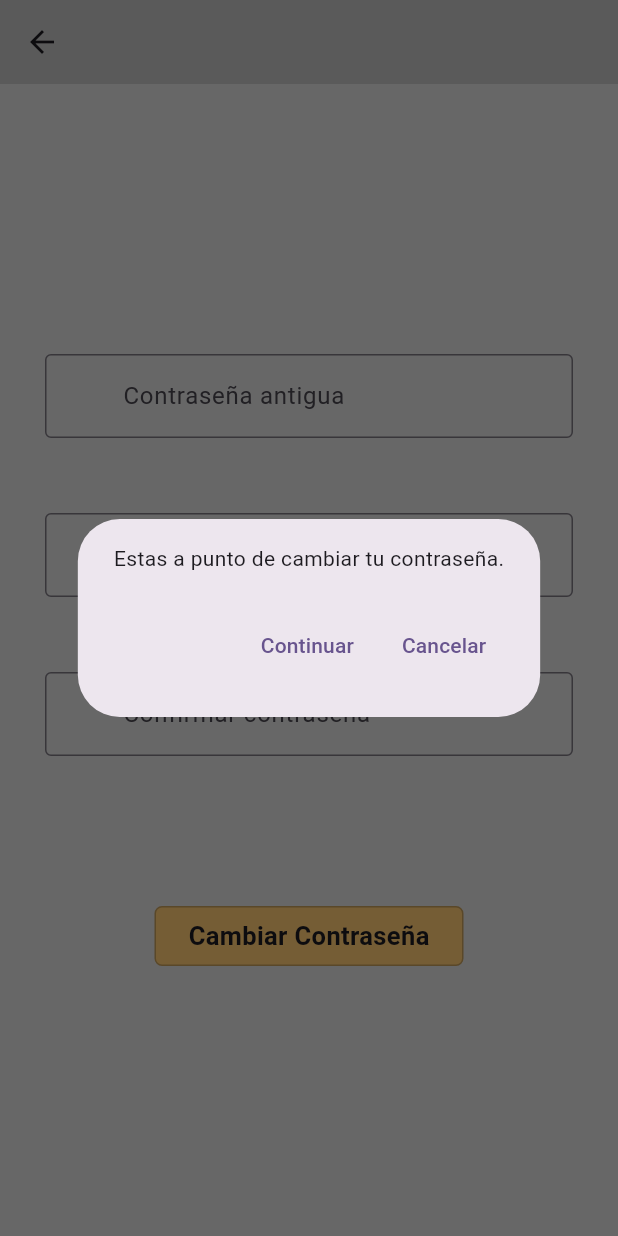
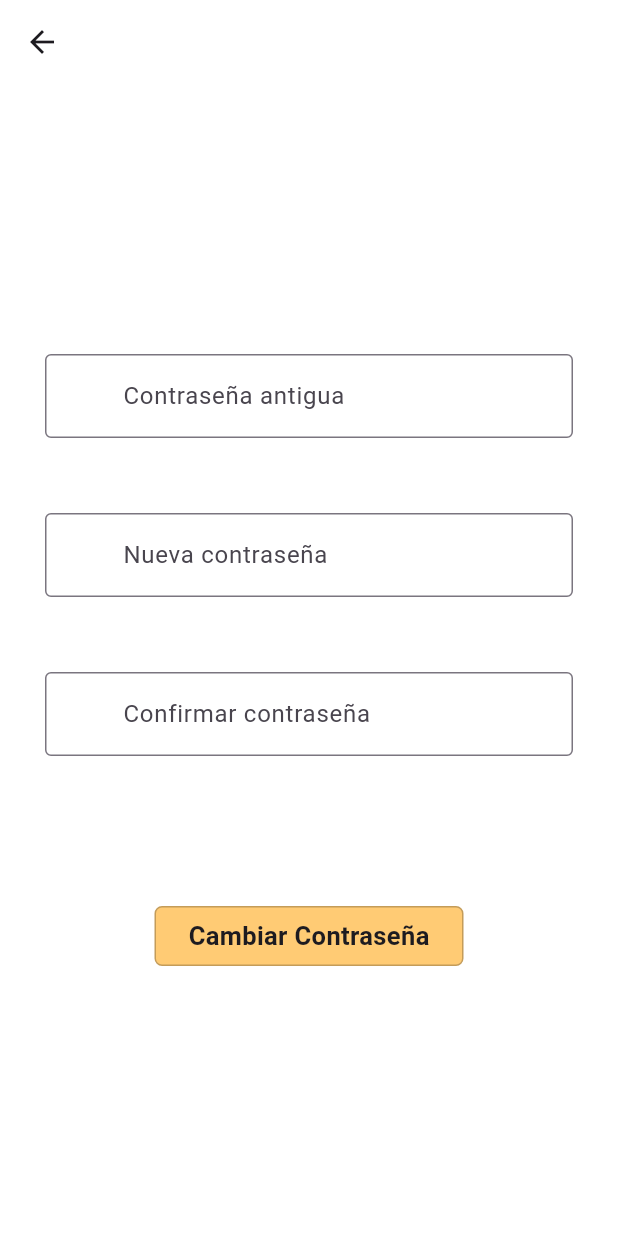
Before and after one commit to alexisollwell/lovelink, a Flutter app: the PasswordChange screen opened directly, after a tap on "Cambiar Contraseña", on a phone screen of 412 x 824 dp. Run offline on Flutter 3.47's test engine with Material 3 defaults, Android fonts, the phone set to English and light mode, and no system bars; our stand-ins replace flutter_card_swiper, flutter_carousel_widget, image_picker, readmore, salomon_bottom_bar, shared_preferences; accounts and stored records are empty; Roboto replaces fonts that are missing (Monse).

Commit message:
Colores y logica actualizada en PasswordChange para asemejar a Login

```diff
--- a/lib/views/MainPages/Config/PasswordChange.dart
+++ b/lib/views/MainPages/Config/PasswordChange.dart
@@ -12,8 +12,29 @@ class PasswordChange extends StatefulWidget {
 }
 
 class _PasswordChangeState extends State<PasswordChange> {
+  final TextEditingController oldPassword = TextEditingController();
+  final TextEditingController newPassword = TextEditingController();
+  final TextEditingController confirmPassword = TextEditingController();
 
   Future<void> ChangePass() async {
+
+    if(oldPassword.text.isEmpty){
+      print("No se declaro la contraseña actual");
+      return;
+    }
+    if(newPassword.text.isEmpty){
+      print("No hay nueva contra");
+      return;
+    }
+    if(confirmPassword.text.isEmpty){
+      print("Se falta la confirmación");
+      return;
+    }
+    if(newPassword.text != confirmPassword.text){
+      print("En veces la vida no es como uno quiere");
+      return;
+    }
+
     showDialog(
         context: context,
         builder: (context) {
@@ -49,31 +70,37 @@ class _PasswordChangeState extends State<PasswordChange> {
   Widget build(BuildContext context) {
     return Scaffold(
       appBar: AppBar(
-        backgroundColor: Colors.black12,
+        backgroundColor: Colors.white,
       ),
-      backgroundColor: Colors.black12,
+      backgroundColor: Colors.white,
       body: Padding(
         padding: const EdgeInsets.all(30.0),
         child: Center(
           child: Column(
             children: [
               const Spacer(),
-              const LoveTextField(
+               LoveTextField(
                   Placeholder: "Contraseña antigua",
                   Wsize: double.infinity,
-                  textColor: Colors.white,
+                  textColor: Colors.black,
+                  isObscured: true,
+                  controller: oldPassword,
               ),
               const SizedBox(height: 50,),
-              const LoveTextField(
+               LoveTextField(
                   Placeholder: "Nueva contraseña",
                   Wsize: double.infinity,
-                  textColor: Colors.white,
+                  textColor: Colors.black,
+                  isObscured: true,
+                  controller: newPassword,
               ),
               const SizedBox(height: 50,),
-              const LoveTextField(
+               LoveTextField(
                   Placeholder: "Confirmar contraseña",
                   Wsize: double.infinity,
-                  textColor: Colors.white,
+                  textColor: Colors.black,
+                  isObscured: true,
+                  controller: confirmPassword,
               ),
               const SizedBox(height: 100,),
               InkWell(
--- a/lib/views/access/Login.dart
+++ b/lib/views/access/Login.dart
@@ -63,14 +63,14 @@ class _LoginState extends State<Login> {
                 LoveTextField(
                     Placeholder: "Correo",
                     Wsize: getTextFieldsSize(),
-                    icono: Icon(Icons.email),
+                    icono: const Icon(Icons.email),
                     controller: userController,
                 ),
                 const SizedBox(height: 15,),
                 LoveTextField(
                   Placeholder: "Contraseña",
                   Wsize: getTextFieldsSize(),
-                  icono: Icon(Icons.lock),
+                  icono: const Icon(Icons.lock),
                   controller: passwordController,
                   isObscured: true,
                 ),
@@ -91,7 +91,9 @@ class _LoginState extends State<Login> {
                   ),
                 ),
                 const SizedBox(height: 15,),
-                Text("Registrate",style: TextStyle(fontSize: 20),),
+                const Text(
+                  "Registrate",style: TextStyle(fontSize: 20),
+                ),
                 const Spacer(),
               ],
             )
```
Also changed, not shown: 2 other files.
